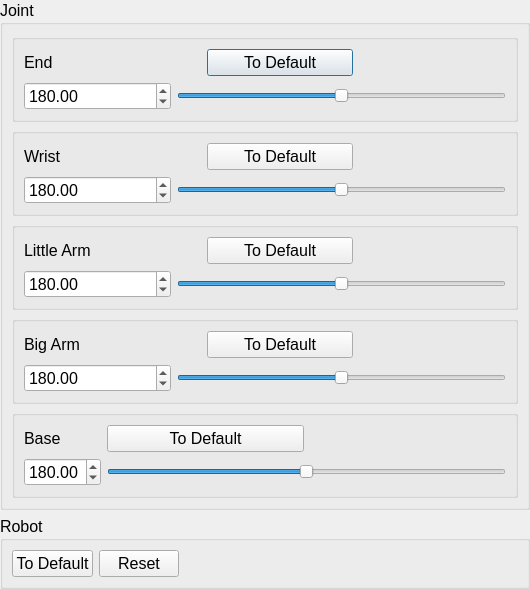
The window that source/wnd/ui/roboaxes.ui (ww4u/megarobostudio) describes before a commit, drawn with Qt 5.
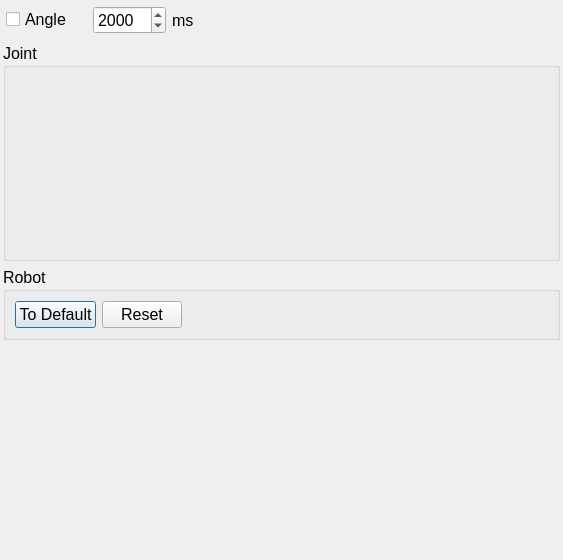
The same window after the commit. Icons and pictures are not drawn. Custom widgets are drawn as their Qt base class.

```diff
--- a/source/wnd/ui/roboaxes.ui
+++ b/source/wnd/ui/roboaxes.ui
@@ -6,8 +6,8 @@
    <rect>
     <x>0</x>
     <y>0</y>
-    <width>530</width>
-    <height>540</height>
+    <width>563</width>
+    <height>560</height>
    </rect>
   </property>
   <property name="font">
@@ -31,414 +31,18 @@
   </property>
   <layout class="QGridLayout" name="gridLayout">
    <property name="leftMargin">
-    <number>0</number>
+    <number>3</number>
    </property>
    <property name="topMargin">
-    <number>0</number>
+    <number>3</number>
    </property>
    <property name="rightMargin">
-    <number>0</number>
+    <number>3</number>
    </property>
    <property name="bottomMargin">
-    <number>0</number>
+    <number>3</number>
    </property>
-   <item row="0" column="0">
-    <widget class="QGroupBox" name="groupBox">
-     <property name="sizePolicy">
-      <sizepolicy hsizetype="Expanding" vsizetype="Expanding">
-       <horstretch>0</horstretch>
-       <verstretch>0</verstretch>
-      </sizepolicy>
-     </property>
-     <property name="title">
-      <string>Joint</string>
-     </property>
-     <layout class="QVBoxLayout" name="verticalLayout_2">
-      <item>
-       <widget class="QGroupBox" name="groupBox_7">
-        <property name="title">
-         <string/>
-        </property>
-        <layout class="QGridLayout" name="gridLayout_6">
-         <item row="0" column="0">
-          <widget class="QLabel" name="label_5">
-           <property name="text">
-            <string>End</string>
-           </property>
-          </widget>
-         </item>
-         <item row="0" column="1">
-          <widget class="QLabel" name="label_7">
-           <property name="maximumSize">
-            <size>
-             <width>24</width>
-             <height>24</height>
-            </size>
-           </property>
-           <property name="toolTip">
-            <string extracomment="Kinematic End"/>
-           </property>
-           <property name="text">
-            <string/>
-           </property>
-           <property name="pixmap">
-            <pixmap resource="../res/res.qrc">:/res/image/joint/kinematic_wrist.png</pixmap>
-           </property>
-           <property name="scaledContents">
-            <bool>true</bool>
-           </property>
-          </widget>
-         </item>
-         <item row="0" column="2">
-          <widget class="QPushButton" name="btnZeroWrist_2">
-           <property name="text">
-            <string>To Default</string>
-           </property>
-          </widget>
-         </item>
-         <item row="1" column="0">
-          <widget class="QDoubleSpinBox" name="sBoxHand">
-           <property name="maximum">
-            <double>360.000000000000000</double>
-           </property>
-           <property name="value">
-            <double>180.000000000000000</double>
-           </property>
-          </widget>
-         </item>
-         <item row="1" column="1" colspan="3">
-          <widget class="QSlider" name="sldHand">
-           <property name="maximum">
-            <number>360</number>
-           </property>
-           <property name="value">
-            <number>180</number>
-           </property>
-           <property name="orientation">
-            <enum>Qt::Horizontal</enum>
-           </property>
-          </widget>
-         </item>
-         <item row="0" column="3">
-          <widget class="QLabel" name="label_15">
-           <property name="text">
-            <string/>
-           </property>
-          </widget>
-         </item>
-        </layout>
-       </widget>
-      </item>
-      <item>
-       <widget class="QGroupBox" name="groupBox_6">
-        <property name="title">
-         <string/>
-        </property>
-        <layout class="QGridLayout" name="gridLayout_5">
-         <item row="1" column="0">
-          <widget class="QDoubleSpinBox" name="sBoxWrist">
-           <property name="maximum">
-            <double>360.000000000000000</double>
-           </property>
-           <property name="value">
-            <double>180.000000000000000</double>
-           </property>
-          </widget>
-         </item>
-         <item row="0" column="1">
-          <widget class="QLabel" name="label_8">
-           <property name="maximumSize">
-            <size>
-             <width>24</width>
-             <height>24</height>
-            </size>
-           </property>
-           <property name="toolTip">
-            <string extracomment="Kinematic Wrist"/>
-           </property>
-           <property name="text">
-            <string/>
-           </property>
-           <property name="pixmap">
-            <pixmap resource="../res/res.qrc">:/res/image/joint/kinematic_wrist.png</pixmap>
-           </property>
-           <property name="scaledContents">
-            <bool>true</bool>
-           </property>
-          </widget>
-         </item>
-         <item row="0" column="2">
-          <widget class="QPushButton" name="btnZeroWrist">
-           <property name="text">
-            <string>To Default</string>
-           </property>
-          </widget>
-         </item>
-         <item row="0" column="0">
-          <widget class="QLabel" name="label_4">
-           <property name="text">
-            <string>Wrist</string>
-           </property>
-          </widget>
-         </item>
-         <item row="1" column="1" colspan="3">
-          <widget class="QSlider" name="sldWrist">
-           <property name="maximum">
-            <number>360</number>
-           </property>
-           <property name="value">
-            <number>180</number>
-           </property>
-           <property name="orientation">
-            <enum>Qt::Horizontal</enum>
-           </property>
-          </widget>
-         </item>
-         <item row="0" column="3">
-          <widget class="QLabel" name="label_14">
-           <property name="text">
-            <string/>
-           </property>
-          </widget>
-         </item>
-        </layout>
-       </widget>
-      </item>
-      <item>
-       <widget class="QGroupBox" name="groupBox_5">
-        <property name="title">
-         <string/>
-        </property>
-        <layout class="QGridLayout" name="gridLayout_4">
-         <item row="1" column="0">
-          <widget class="QDoubleSpinBox" name="sBoxLitArm">
-           <property name="maximum">
-            <double>360.000000000000000</double>
-           </property>
-           <property name="value">
-            <double>180.000000000000000</double>
-           </property>
-          </widget>
-         </item>
-         <item row="0" column="0">
-          <widget class="QLabel" name="label_3">
-           <property name="text">
-            <string>Little Arm</string>
-           </property>
-          </widget>
-         </item>
-         <item row="0" column="1">
-          <widget class="QLabel" name="label_9">
-           <property name="maximumSize">
-            <size>
-             <width>24</width>
-             <height>24</height>
-            </size>
-           </property>
-           <property name="toolTip">
-            <string extracomment="Kinematic Little Arm"/>
-           </property>
-           <property name="text">
-            <string/>
-           </property>
-           <property name="pixmap">
-            <pixmap resource="../res/res.qrc">:/res/image/joint/kinematic_s_a.png</pixmap>
-           </property>
-           <property name="scaledContents">
-            <bool>true</bool>
-           </property>
-          </widget>
-         </item>
-         <item row="0" column="2">
-          <widget class="QPushButton" name="btnZeroLitArm">
-           <property name="text">
-            <string>To Default</string>
-           </property>
-          </widget>
-         </item>
-         <item row="1" column="1" colspan="3">
-          <widget class="QSlider" name="sldLitArm">
-           <property name="maximum">
-            <number>360</number>
-           </property>
-           <property name="value">
-            <number>180</number>
-           </property>
-           <property name="orientation">
-            <enum>Qt::Horizontal</enum>
-           </property>
-          </widget>
-         </item>
-         <item row="0" column="3">
-          <widget class="QLabel" name="label_13">
-           <property name="text">
-            <string/>
-           </property>
-          </widget>
-         </item>
-        </layout>
-       </widget>
-      </item>
-      <item>
-       <widget class="QGroupBox" name="groupBox_4">
-        <property name="title">
-         <string/>
-        </property>
-        <layout class="QGridLayout" name="gridLayout_3">
-         <item row="0" column="2">
-          <widget class="QPushButton" name="btnZeroBigArm">
-           <property name="text">
-            <string>To Default</string>
-           </property>
-          </widget>
-         </item>
-         <item row="1" column="0">
-          <widget class="QDoubleSpinBox" name="sBoxBigArm">
-           <property name="maximum">
-            <double>360.000000000000000</double>
-           </property>
-           <property name="value">
-            <double>180.000000000000000</double>
-           </property>
-          </widget>
-         </item>
-         <item row="0" column="1">
-          <widget class="QLabel" name="label_10">
-           <property name="maximumSize">
-            <size>
-             <width>24</width>
-             <height>24</height>
-            </size>
-           </property>
-           <property name="toolTip">
-            <string extracomment="Kinematic Big Arm"/>
-           </property>
-           <property name="text">
-            <string/>
-           </property>
-           <property name="pixmap">
-            <pixmap resource="../res/res.qrc">:/res/image/joint/kinematic_b_a.png</pixmap>
-           </property>
-           <property name="scaledContents">
-            <bool>true</bool>
-           </property>
-          </widget>
-         </item>
-         <item row="0" column="0">
-          <widget class="QLabel" name="label_2">
-           <property name="text">
-            <string>Big Arm</string>
-           </property>
-          </widget>
-         </item>
-         <item row="1" column="1" colspan="3">
-          <widget class="QSlider" name="sldBigArm">
-           <property name="maximum">
-            <number>360</number>
-           </property>
-           <property name="value">
-            <number>180</number>
-           </property>
-           <property name="orientation">
-            <enum>Qt::Horizontal</enum>
-           </property>
-          </widget>
-         </item>
-         <item row="0" column="3">
-          <widget class="QLabel" name="label_12">
-           <property name="text">
-            <string/>
-           </property>
-          </widget>
-         </item>
-        </layout>
-       </widget>
-      </item>
-      <item>
-       <widget class="QGroupBox" name="groupBox_3">
-        <property name="title">
-         <string/>
-        </property>
-        <layout class="QGridLayout" name="gridLayout_2">
-         <item row="0" column="1">
-          <widget class="QLabel" name="label_6">
-           <property name="maximumSize">
-            <size>
-             <width>24</width>
-             <height>24</height>
-            </size>
-           </property>
-           <property name="toolTip">
-            <string extracomment="Kinematic Basement"/>
-           </property>
-           <property name="text">
-            <string/>
-           </property>
-           <property name="pixmap">
-            <pixmap resource="../res/res.qrc">:/res/image/joint/kinematic_base.png</pixmap>
-           </property>
-           <property name="scaledContents">
-            <bool>true</bool>
-           </property>
-          </widget>
-         </item>
-         <item row="0" column="2">
-          <widget class="QPushButton" name="btnZeroBase">
-           <property name="text">
-            <string>To Default</string>
-           </property>
-          </widget>
-         </item>
-         <item row="0" column="0">
-          <widget class="QLabel" name="label">
-           <property name="text">
-            <string>Base</string>
-           </property>
-          </widget>
-         </item>
-         <item row="0" column="3">
-          <widget class="QLabel" name="label_11">
-           <property name="text">
-            <string/>
-           </property>
-          </widget>
-         </item>
-         <item row="2" column="2" colspan="2">
-          <widget class="QSlider" name="sldBase">
-           <property name="sizePolicy">
-            <sizepolicy hsizetype="Expanding" vsizetype="Fixed">
-             <horstretch>1</horstretch>
-             <verstretch>0</verstretch>
-            </sizepolicy>
-           </property>
-           <property name="maximum">
-            <number>360</number>
-           </property>
-           <property name="value">
-            <number>180</number>
-           </property>
-           <property name="orientation">
-            <enum>Qt::Horizontal</enum>
-           </property>
-          </widget>
-         </item>
-         <item row="2" column="0" colspan="2">
-          <widget class="QDoubleSpinBox" name="sBoxBase">
-           <property name="maximum">
-            <double>360.000000000000000</double>
-           </property>
-           <property name="value">
-            <double>180.000000000000000</double>
-           </property>
-          </widget>
-         </item>
-        </layout>
-       </widget>
-      </item>
-     </layout>
-    </widget>
-   </item>
-   <item row="1" column="0">
+   <item row="5" column="0">
     <widget class="QGroupBox" name="groupBox_2">
      <property name="title">
       <string>Robot</string>
@@ -474,7 +78,7 @@
      </layout>
     </widget>
    </item>
-   <item row="2" column="0">
+   <item row="6" column="0">
     <spacer name="verticalSpacer">
      <property name="orientation">
       <enum>Qt::Vertical</enum>
@@ -487,8 +91,142 @@
      </property>
     </spacer>
    </item>
+   <item row="4" column="0">
+    <widget class="QGroupBox" name="groupBox">
+     <property name="sizePolicy">
+      <sizepolicy hsizetype="Expanding" vsizetype="Expanding">
+       <horstretch>0</horstretch>
+       <verstretch>0</verstretch>
+      </sizepolicy>
+     </property>
+     <property name="title">
+      <string>Joint</string>
+     </property>
+     <layout class="QVBoxLayout" name="verticalLayout_2">
+      <property name="spacing">
+       <number>3</number>
+      </property>
+      <property name="leftMargin">
+       <number>0</number>
+      </property>
+      <property name="topMargin">
+       <number>0</number>
+      </property>
+      <property name="rightMargin">
+       <number>0</number>
+      </property>
+      <property name="bottomMargin">
+       <number>0</number>
+      </property>
+      <item>
+       <widget class="RoboJoint" name="jointTab5" native="true"/>
+      </item>
+      <item>
+       <widget class="RoboJoint" name="jointTab4" native="true"/>
+      </item>
+      <item>
+       <widget class="RoboJoint" name="jointTab3" native="true"/>
+      </item>
+      <item>
+       <widget class="RoboJoint" name="jointTab2" native="true"/>
+      </item>
+      <item>
+       <widget class="RoboJoint" name="jointTab1" native="true"/>
+      </item>
+      <item>
+       <widget class="RoboJoint" name="jointTab0" native="true"/>
+      </item>
+     </layout>
+    </widget>
+   </item>
+   <item row="3" column="0">
+    <layout class="QHBoxLayout" name="horizontalLayout_2">
+     <property name="leftMargin">
+      <number>3</number>
+     </property>
+     <property name="topMargin">
+      <number>3</number>
+     </property>
+     <property name="rightMargin">
+      <number>3</number>
+     </property>
+     <property name="bottomMargin">
+      <number>3</number>
+     </property>
+     <item>
+      <widget class="QCheckBox" name="chkAngle">
+       <property name="text">
+        <string>Angle</string>
+       </property>
+      </widget>
+     </item>
+     <item>
+      <widget class="QLabel" name="label_16">
+       <property name="maximumSize">
+        <size>
+         <width>24</width>
+         <height>24</height>
+        </size>
+       </property>
+       <property name="text">
+        <string/>
+       </property>
+       <property name="pixmap">
+        <pixmap resource="../res/res.qrc">:/res/image/icon3/time.png</pixmap>
+       </property>
+       <property name="scaledContents">
+        <bool>true</bool>
+       </property>
+      </widget>
+     </item>
+     <item>
+      <widget class="QSpinBox" name="sampleTimer">
+       <property name="minimum">
+        <number>10</number>
+       </property>
+       <property name="maximum">
+        <number>10000</number>
+       </property>
+       <property name="singleStep">
+        <number>10</number>
+       </property>
+       <property name="value">
+        <number>2000</number>
+       </property>
+      </widget>
+     </item>
+     <item>
+      <widget class="QLabel" name="label_17">
+       <property name="text">
+        <string>ms</string>
+       </property>
+      </widget>
+     </item>
+     <item>
+      <spacer name="horizontalSpacer">
+       <property name="orientation">
+        <enum>Qt::Horizontal</enum>
+       </property>
+       <property name="sizeHint" stdset="0">
+        <size>
+         <width>40</width>
+         <height>20</height>
+        </size>
+       </property>
+      </spacer>
+     </item>
+    </layout>
+   </item>
   </layout>
  </widget>
+ <customwidgets>
+  <customwidget>
+   <class>RoboJoint</class>
+   <extends>QWidget</extends>
+   <header>robojoint.h</header>
+   <container>1</container>
+  </customwidget>
+ </customwidgets>
  <tabstops>
   <tabstop>pushButton_2</tabstop>
   <tabstop>pushButton</tabstop>
```
